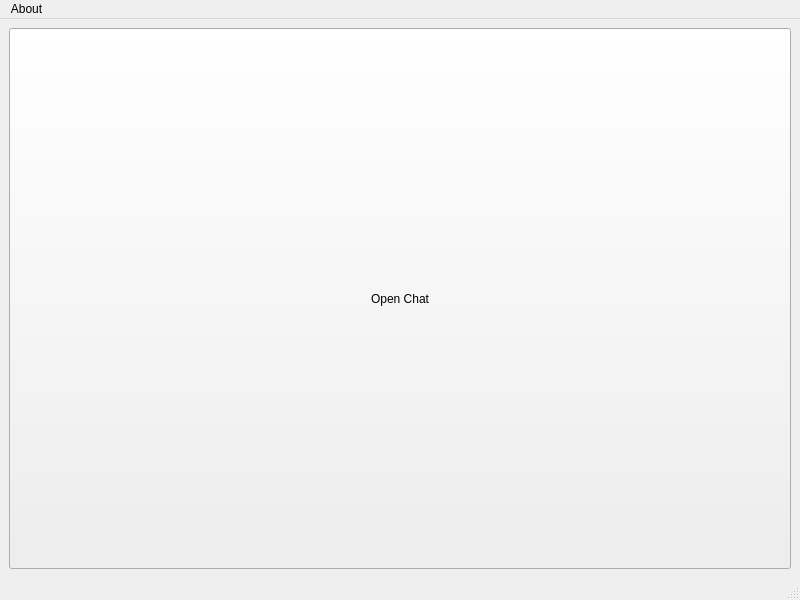
Above: frontend/unibert-client/mainwindow.ui from heereenveen/UniBERT before the change. Below: the same form after it.
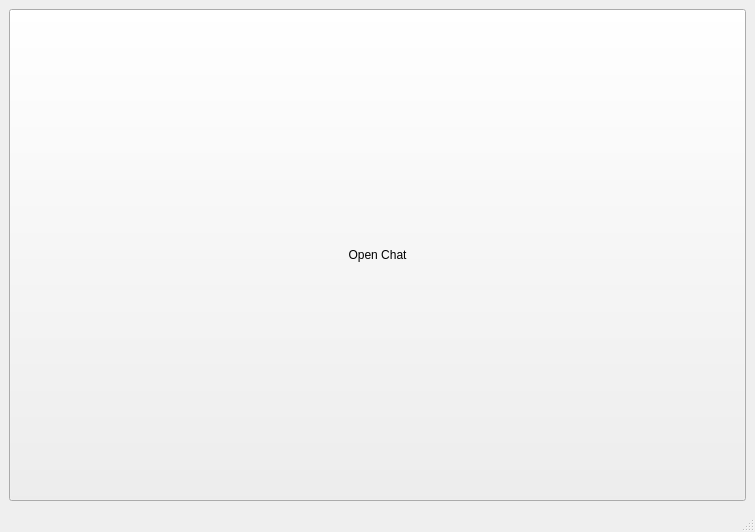
That is the form after the change.

```diff
--- a/frontend/unibert-client/mainwindow.ui
+++ b/frontend/unibert-client/mainwindow.ui
@@ -6,8 +6,8 @@
    <rect>
     <x>0</x>
     <y>0</y>
-    <width>800</width>
-    <height>600</height>
+    <width>755</width>
+    <height>532</height>
    </rect>
   </property>
   <property name="sizePolicy">
@@ -40,22 +40,6 @@
     </item>
    </layout>
   </widget>
-  <widget class="QMenuBar" name="menubar">
-   <property name="geometry">
-    <rect>
-     <x>0</x>
-     <y>0</y>
-     <width>800</width>
-     <height>28</height>
-    </rect>
-   </property>
-   <widget class="QMenu" name="menuAbout">
-    <property name="title">
-     <string>About</string>
-    </property>
-   </widget>
-   <addaction name="menuAbout"/>
-  </widget>
   <widget class="QStatusBar" name="statusbar"/>
  </widget>
  <resources/>
```
